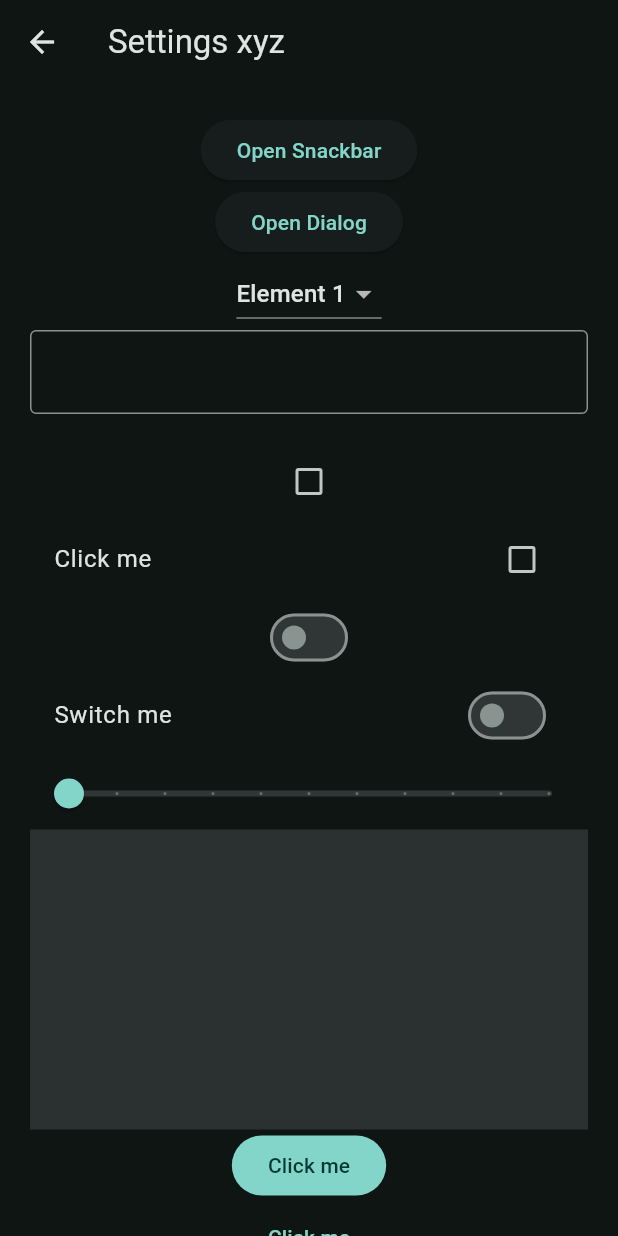
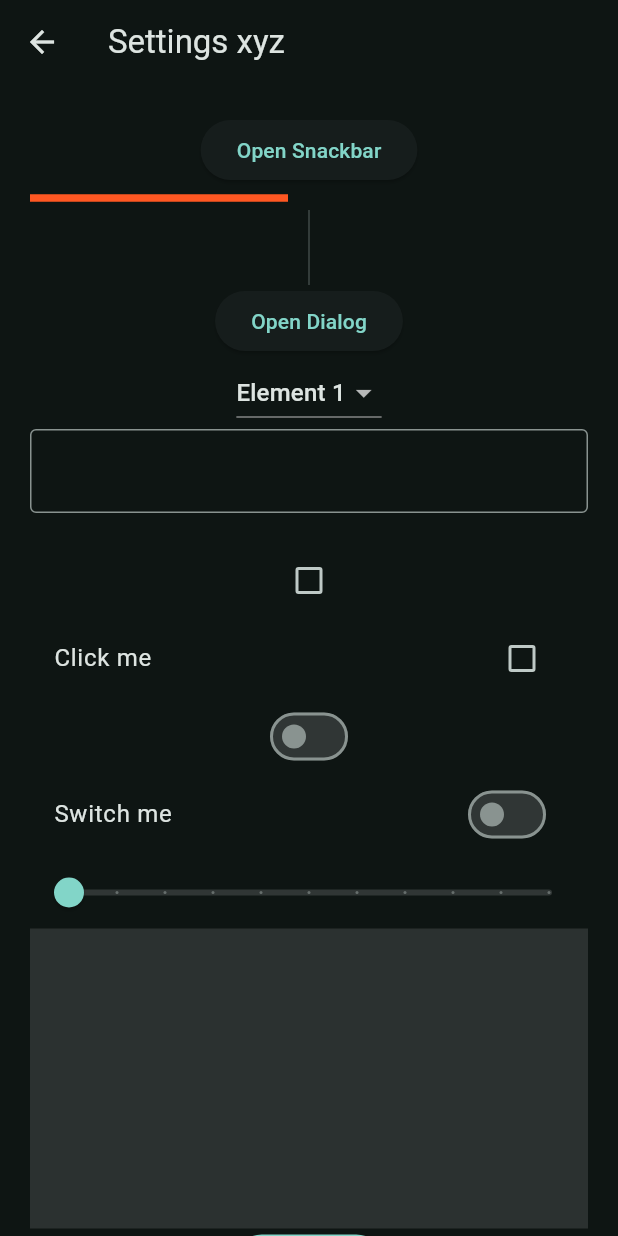
Before and after one commit to lamhungphan/tutorial-flutter, a Flutter app: the screen it shows after launch, after a tap on "Login", after a tap on the "settings" icon, on a phone screen of 412 x 824 dp. Run offline on Flutter 3.47's test engine with Material 3 defaults, Android fonts, the phone set to English and light mode, and no system bars.

Commit message:
Devider, Card, Text

```diff
--- /dev/null
+++ b/lib/data/constants.dart
@@ -0,0 +1,12 @@
+import 'package:flutter/material.dart';
+
+class KTextStyle {
+  static const TextStyle titleLightGreen = TextStyle(
+    color: Colors.lightGreen,
+    fontSize: 18.0,
+    fontWeight: FontWeight.bold,
+  );
+    static const TextStyle descriptionText = TextStyle(
+      fontSize: 16,
+    );
+}
--- a/lib/views/pages/home_page.dart
+++ b/lib/views/pages/home_page.dart
@@ -1,4 +1,5 @@
 import 'package:flutter/material.dart';
+import 'package:flutter_application/data/constants.dart';
 import 'package:flutter_application/views/widgets/hero_widget.dart';
 
 class HomePage extends StatelessWidget {
@@ -10,9 +11,28 @@ class HomePage extends StatelessWidget {
       padding: EdgeInsets.all(20.0),
       child: Column(
         children: [
-            HeroWidget(),
-            ],
+          HeroWidget(),
+          Container(
+            width: double.infinity,
+            padding: EdgeInsets.symmetric(vertical: 10.0),
+            child: Card(
+              child: Padding(
+                padding: EdgeInsets.all(20.0),
+                child: Column(
+                  crossAxisAlignment: CrossAxisAlignment.start,
+                  children: [
+                    Text('Basic Layout', style: KTextStyle.titleLightGreen),
+                    Text(
+                      'The description of this',
+                      style: KTextStyle.descriptionText,
+                    ),
+                  ],
+                ),
+              ),
+            ),
           ),
+        ],
+      ),
     );
   }
 }
--- a/lib/views/pages/settings_page.dart
+++ b/lib/views/pages/settings_page.dart
@@ -43,6 +43,15 @@ class _SettingPageState extends State<SettingPage> {
                   );
                 },
                 child: Text('Open Snackbar'),
+              ),
+              Divider(
+                color: Colors.deepOrange,
+                thickness: 5.0,
+                endIndent: 200.0,
+              ),
+              Container(
+                height: 50.0,
+                child: VerticalDivider(),
               ),
               ElevatedButton(
                 onPressed: () {
--- a/lib/views/widgets/hero_widget.dart
+++ b/lib/views/widgets/hero_widget.dart
@@ -11,7 +11,6 @@ class HeroWidget extends StatelessWidget {
         borderRadius: BorderRadius.circular(20.0),
         child: Image.asset(
           'assets/images/b-g.jpg',
-          color: Colors.teal,
           colorBlendMode: BlendMode.darken,
         ),
       ),
```
